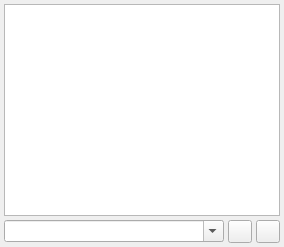
This is View/ConsoleForm.ui in octronic-uk/Candle as Qt 5 draws it before an edit. The edited form follows.
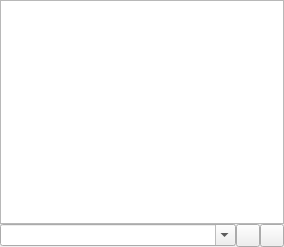
This is the edited form. Icons and pictures are not drawn.

What changed in the file:
```diff
--- a/View/ConsoleForm.ui
+++ b/View/ConsoleForm.ui
@@ -21,22 +21,22 @@
   </property>
   <layout class="QVBoxLayout" name="verticalLayout">
    <property name="spacing">
-    <number>4</number>
+    <number>0</number>
    </property>
    <property name="sizeConstraint">
     <enum>QLayout::SetMaximumSize</enum>
    </property>
    <property name="leftMargin">
-    <number>4</number>
+    <number>0</number>
    </property>
    <property name="topMargin">
-    <number>4</number>
+    <number>0</number>
    </property>
    <property name="rightMargin">
-    <number>4</number>
+    <number>0</number>
    </property>
    <property name="bottomMargin">
-    <number>4</number>
+    <number>0</number>
    </property>
    <item>
     <widget class="QTextEdit" name="txtConsole">
@@ -61,7 +61,7 @@
    <item>
     <layout class="QHBoxLayout" name="horizontalLayout_7" stretch="0,0,0">
      <property name="spacing">
-      <number>4</number>
+      <number>0</number>
      </property>
      <property name="sizeConstraint">
       <enum>QLayout::SetMinimumSize</enum>
```
